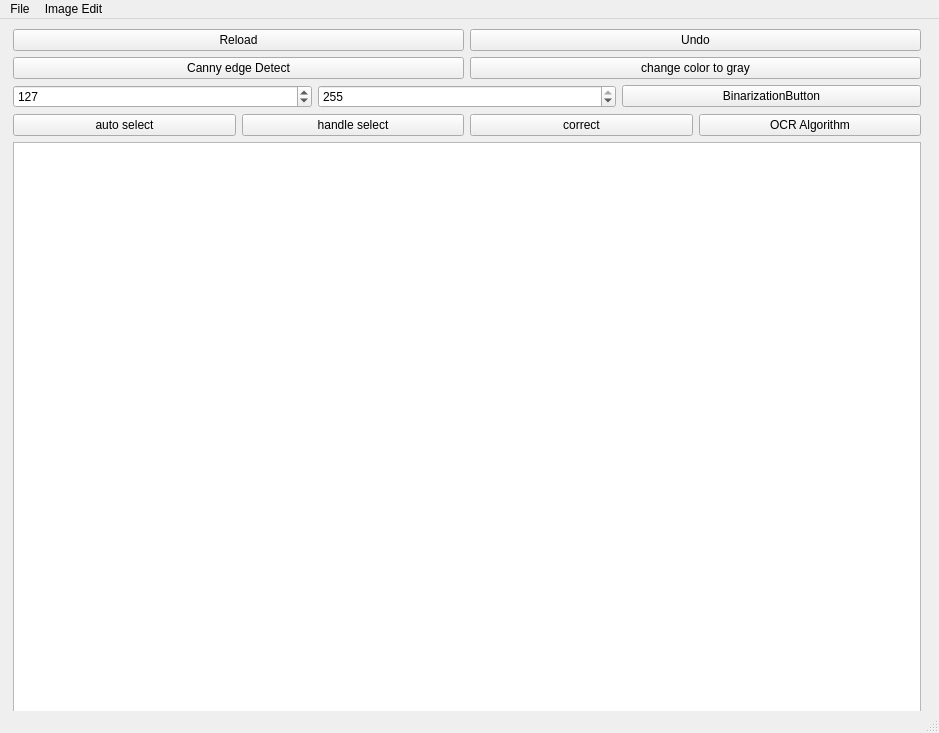
This is neoMainWindow.ui in PillVic/ImageManager as Qt 5 draws it before an edit. The edited form follows.
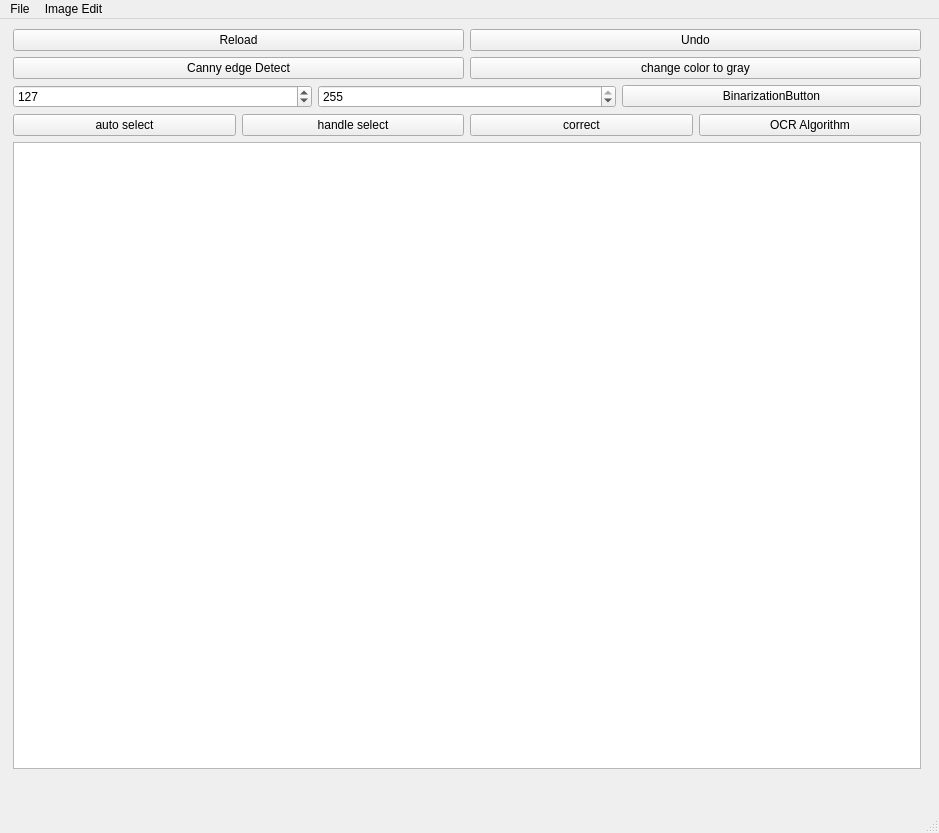
This is the edited form. Icons and pictures are not drawn. Custom widgets are drawn as their Qt base class.

Commit message: neoMainWindow.ui:change window size

What changed in the file:
```diff
--- a/neoMainWindow.ui
+++ b/neoMainWindow.ui
@@ -7,7 +7,7 @@
     <x>0</x>
     <y>0</y>
     <width>939</width>
-    <height>733</height>
+    <height>833</height>
    </rect>
   </property>
   <property name="windowTitle">
```
